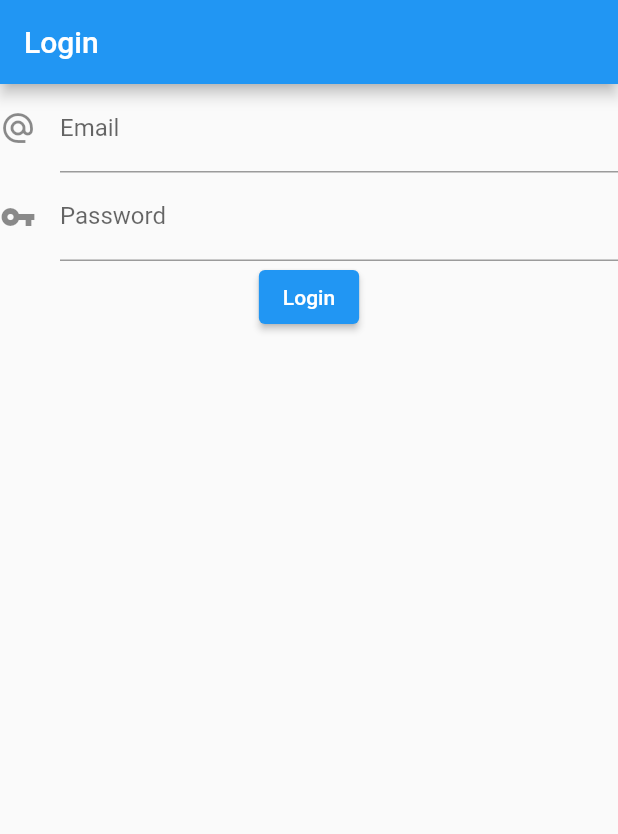
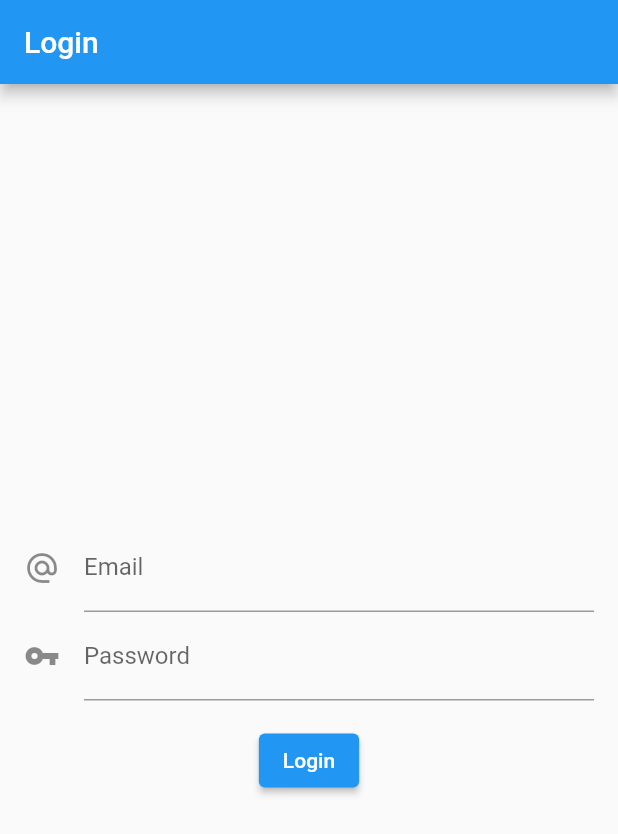
Before and after one commit to jevecafoscari/jeve-passmaster-flutter, a Flutter app: the screen it shows after launch, on a phone screen of 412 x 824 dp. Shown: the top 834 px of the screen. Run offline on Flutter 3.47's test engine with Material 2 defaults, Android fonts, the phone set to English and light mode, and no system bars; our stand-ins replace form_field_validator.

Commit message:
Aggiunto un commento di promemoria.

```diff
--- a/lib/interface/screen/login_screen.dart
+++ b/lib/interface/screen/login_screen.dart
@@ -20,7 +20,11 @@ class LoginScreen extends StatelessWidget {
 
     return Form(
       key: _formKey,
+      child: Padding(
+        padding: const EdgeInsets.symmetric(horizontal: 16.0),
         child: Column(
+          mainAxisSize: MainAxisSize.max,
+          mainAxisAlignment: MainAxisAlignment.center,
           children: [
             TextFormField(
               decoration: InputDecoration(
@@ -40,14 +44,18 @@ class LoginScreen extends StatelessWidget {
               keyboardType: TextInputType.visiblePassword,
               onSaved: (String value) => email = value,
             ),
+            SizedBox(height: 16.0),
             ElevatedButton(
               child: Text(S.current.login),
               onPressed: () {
-              if (_formKey.currentState.validate()) {}
+                if (_formKey.currentState.validate()) {
+                  // TODO: Login con [email] e [password].
+                }
               },
             ),
           ],
         ),
+      ),
     );
   }
 }
```
Lines whose indentation alone changed are shown as unchanged.
